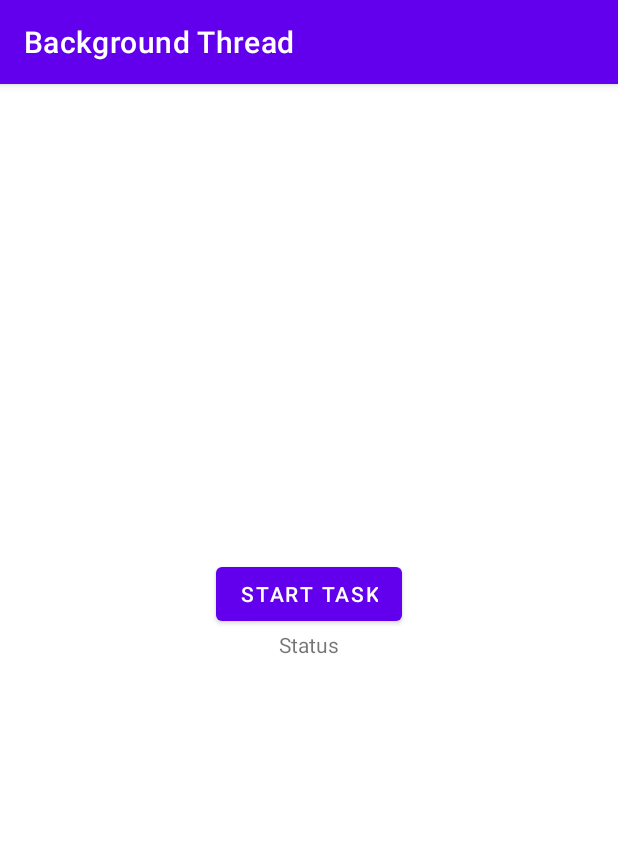
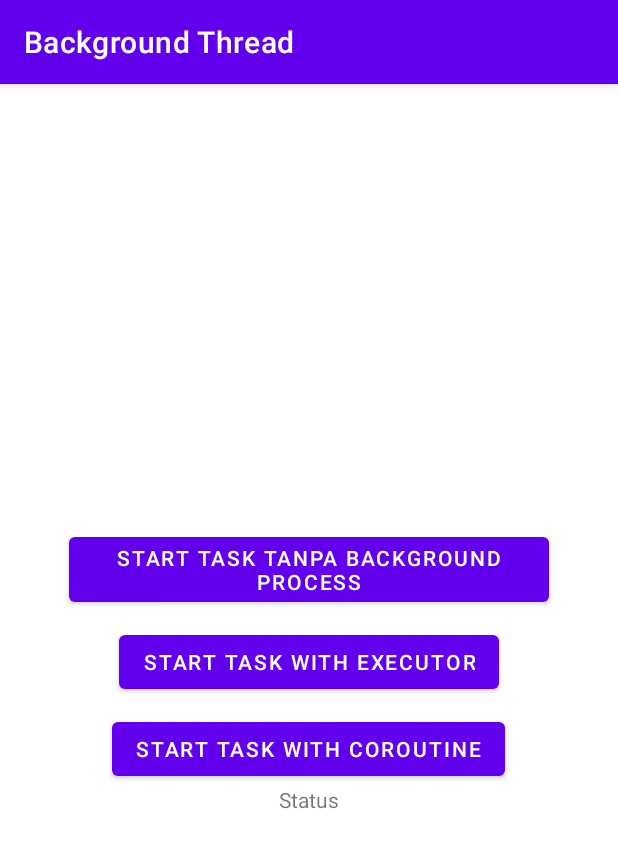
Before and after one commit to are-one/background-thread, an Android app: the screen it shows after launch (MainActivity), on a phone screen of 412 x 824 dp. Shown: the top 848 px of the screen. Run offline under Robolectric (Android 15) with nearby library versions, the phone set to English and light mode, and no system bars.

Commit message:
[UPDATE] add multiple button to implement various process

```diff
--- a/app/src/main/res/layout/activity_main.xml
+++ b/app/src/main/res/layout/activity_main.xml
@@ -13,11 +13,25 @@
         android:padding="16dp">
 
         <Button
+            android:id="@+id/btn_start_without_background"
+            android:layout_width="wrap_content"
+            android:layout_height="wrap_content"
+            android:layout_marginTop="280dp"
+            android:text="@string/start_task_without_background"/>
+
+        <Button
             android:id="@+id/btn_start"
             android:layout_width="wrap_content"
             android:layout_height="wrap_content"
-            android:layout_marginTop="300dp"
+            android:layout_marginTop="10dp"
             android:text="@string/start_task"/>
+
+        <Button
+            android:id="@+id/btn_start_coroutine"
+            android:layout_width="wrap_content"
+            android:layout_height="wrap_content"
+            android:layout_marginTop="10dp"
+            android:text="@string/start_task_coroutine"/>
 
         <TextView
             android:id="@+id/tv_status"
--- a/app/src/main/res/values/strings.xml
+++ b/app/src/main/res/values/strings.xml
@@ -1,6 +1,8 @@
 <resources>
     <string name="app_name">Background Thread</string>
-    <string name="start_task">Start Task</string>
+    <string name="start_task_without_background">Start Task Tanpa Background Process</string>
+    <string name="start_task">Start Task With Executor</string>
+    <string name="start_task_coroutine">Start Task With Coroutine</string>
     <string name="status">Status</string>
     <string name="hidden_text">Now you see me!</string>
     <string name="task_completed">Task Completed</string>
```
